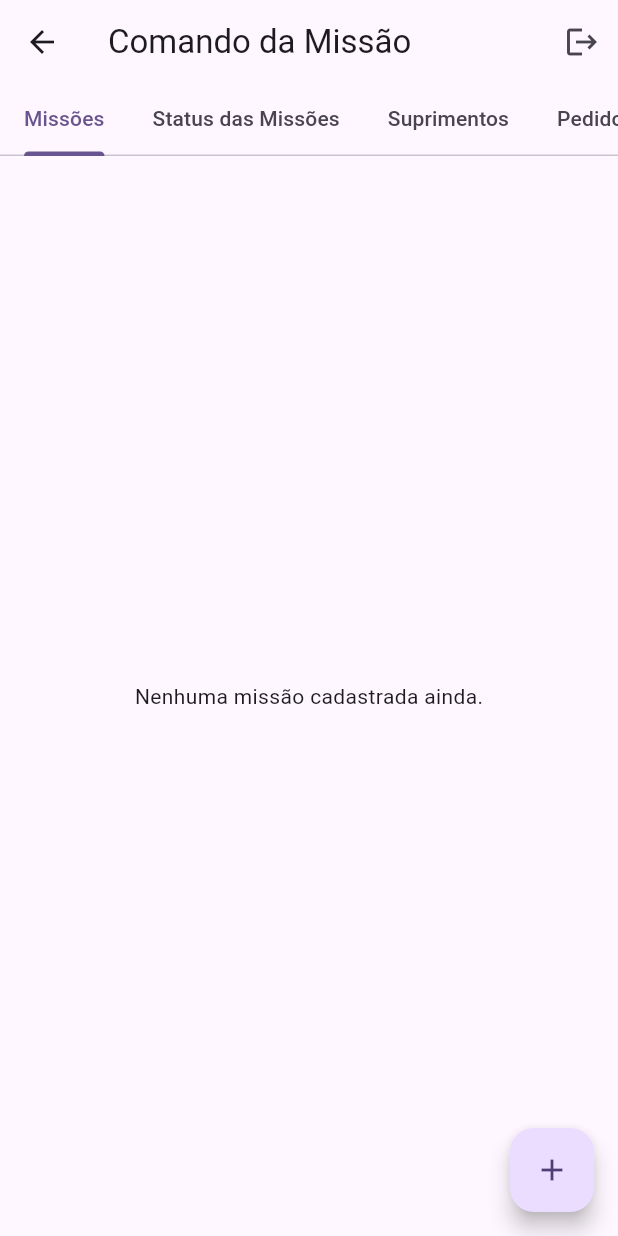
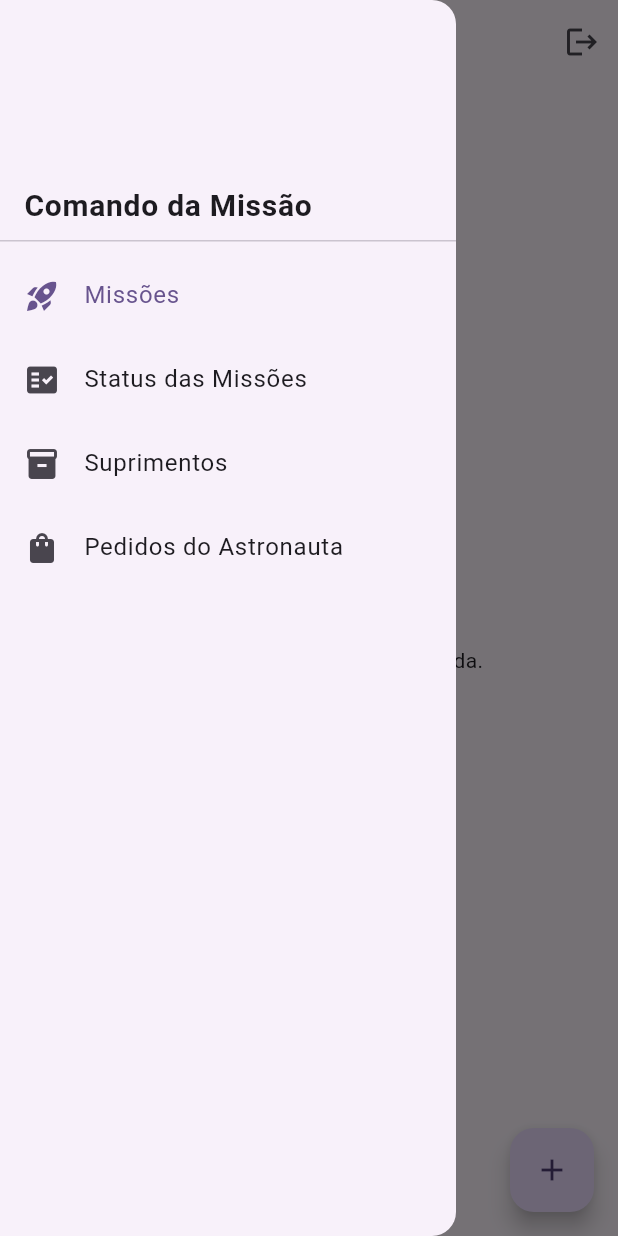
Before and after one commit to diogodcg/spacerout, a Flutter app: the _PainelResponsavel screen opened directly, with the side drawer open (before the commit the screen has no drawer), on a phone screen of 412 x 824 dp. Run offline on Flutter 3.47's test engine with Material 3 defaults, Android fonts, the phone set to English and light mode, and no system bars; our stand-ins replace flutter_riverpod, google_sign_in, sign_in_with_apple, supabase_flutter; accounts and stored records are empty.

Commit message:
refactor: troca TabBar por Drawer no painel do responsável
Feedback de usabilidade: rótulos longos ("Pedidos do Astronauta") cortavam
fora da tela numa TabBar scrollável. AppBar agora mostra a seção atual como
título; Drawer lista as 4 seções com ícone temático.

Co-Authored-By: Claude Sonnet 5 <noreply@anthropic.com>

```diff
--- a/app/lib/main.dart
+++ b/app/lib/main.dart
@@ -91,30 +91,42 @@ class _HomePlaceholder extends ConsumerWidget {
   }
 }
 
+class _PainelItem {
+  const _PainelItem(this.titulo, this.icone, this.tela);
+
+  final String titulo;
+  final IconData icone;
+  final Widget tela;
+}
+
+const _painelItens = [
+  _PainelItem('Missões', Icons.rocket_launch, MissoesScreen()),
+  _PainelItem('Status das Missões', Icons.fact_check, ComprovacoesScreen()),
+  _PainelItem('Suprimentos', Icons.inventory_2, PremiosScreen()),
+  _PainelItem('Pedidos do Astronauta', Icons.shopping_bag, ResgatesScreen()),
+];
+
 /// Shell do responsável: cadastro de missões, aprovação de comprovações
 /// ("Status das Missões"), cadastro de prêmios ("Suprimentos") e confirmação
 /// de resgates ("Pedidos do Astronauta") — ver descrição do domínio em
-/// PLANO_MIGRACAO.md §5.5 / README.md.
-class _PainelResponsavel extends ConsumerWidget {
+/// PLANO_MIGRACAO.md §5.5 / README.md. Navegação por menu-sanduíche (Drawer)
+/// em vez de TabBar — mais legível com rótulos longos e evita o problema de
+/// abas cortadas fora da tela.
+class _PainelResponsavel extends ConsumerStatefulWidget {
   const _PainelResponsavel();
 
   @override
-  Widget build(BuildContext context, WidgetRef ref) {
-    return DefaultTabController(
-      length: 4,
-      child: Scaffold(
+  ConsumerState<_PainelResponsavel> createState() => _PainelResponsavelState();
+}
+
+class _PainelResponsavelState extends ConsumerState<_PainelResponsavel> {
+  int _indice = 0;
+
+  @override
+  Widget build(BuildContext context) {
+    return Scaffold(
       appBar: AppBar(
-          title: const Text('Comando da Missão'),
-          bottom: const TabBar(
-            isScrollable: true,
-            tabAlignment: TabAlignment.start,
-            tabs: [
-              Tab(text: 'Missões'),
-              Tab(text: 'Status das Missões'),
-              Tab(text: 'Suprimentos'),
-              Tab(text: 'Pedidos do Astronauta'),
-            ],
-          ),
+        title: Text(_painelItens[_indice].titulo),
         actions: [
           IconButton(
             icon: const Icon(Icons.logout),
@@ -122,15 +134,33 @@ class _PainelResponsavel extends ConsumerWidget {
           ),
         ],
       ),
-        body: const TabBarView(
+      drawer: Drawer(
+        child: ListView(
+          padding: EdgeInsets.zero,
           children: [
-            MissoesScreen(),
-            ComprovacoesScreen(),
-            PremiosScreen(),
-            ResgatesScreen(),
+            const DrawerHeader(
+              child: Align(
+                alignment: Alignment.bottomLeft,
+                child: Text(
+                  'Comando da Missão',
+                  style: TextStyle(fontSize: 20, fontWeight: FontWeight.bold),
+                ),
+              ),
+            ),
+            for (var i = 0; i < _painelItens.length; i++)
+              ListTile(
+                leading: Icon(_painelItens[i].icone),
+                title: Text(_painelItens[i].titulo),
+                selected: i == _indice,
+                onTap: () {
+                  setState(() => _indice = i);
+                  Navigator.of(context).pop();
+                },
+              ),
           ],
         ),
       ),
+      body: _painelItens[_indice].tela,
     );
   }
 }
```
Also changed, not shown: 1 other file. Lines whose indentation alone changed are shown as unchanged.
